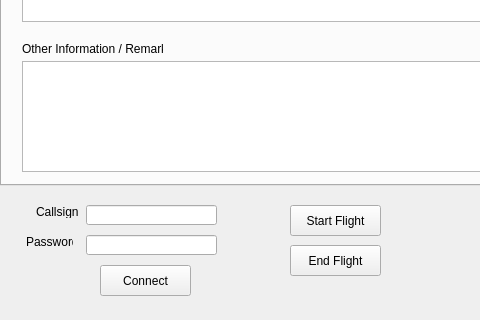
Maeyanie/OAACARS, file mainwindow.ui: the form before one commit; both pictures show x 0 to 480 and y 305 to 625 of the 700 by 625 pixel window.
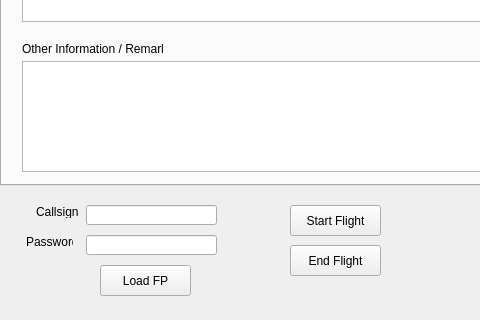
The form after the commit.

```diff
--- a/mainwindow.ui
+++ b/mainwindow.ui
@@ -601,7 +601,7 @@
      </rect>
     </property>
     <property name="text">
-     <string>Connect</string>
+     <string>Load FP</string>
     </property>
    </widget>
    <widget class="QPushButton" name="startButton">
```
